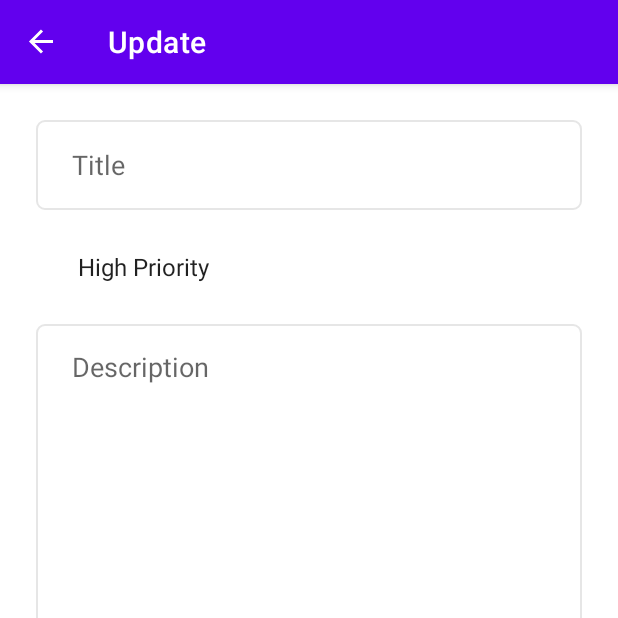
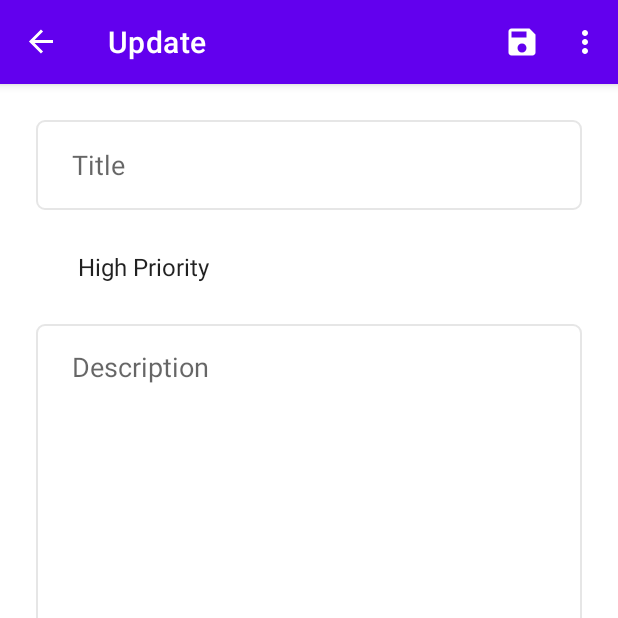
Before and after one commit to Ashish0077/ToDo_App_Android, an Android app: the UpdateFragment screen opened through its navigation route, on a phone screen of 412 x 824 dp, the top half of it. Run offline under Robolectric (Android 15) with nearby library versions, the phone set to English and light mode, and no system bars; our stand-ins replace navigation-ui.

Commit message:
UpdateFragment and AddFragment menu added
Signed-off-by: Ashish Arora <ashish007722@gmail.com>

```diff
--- a/app/src/main/java/com/example/todoapp/fragments/update/UpdateFragment.kt
+++ b/app/src/main/java/com/example/todoapp/fragments/update/UpdateFragment.kt
@@ -1,10 +1,8 @@
 package com.example.todoapp.fragments.update
 
 import android.os.Bundle
+import android.view.*
 import androidx.fragment.app.Fragment
-import android.view.LayoutInflater
-import android.view.View
-import android.view.ViewGroup
 import com.example.todoapp.R
 
 class UpdateFragment : Fragment() {
@@ -13,6 +11,12 @@ class UpdateFragment : Fragment() {
         savedInstanceState: Bundle?
     ): View? {
         // Inflate the layout for this fragment
-        return inflater.inflate(R.layout.fragment_update, container, false)
+        val view = inflater.inflate(R.layout.fragment_update, container, false)
+        setHasOptionsMenu(true)
+        return view
+    }
+
+    override fun onCreateOptionsMenu(menu: Menu, inflater: MenuInflater) {
+        inflater.inflate(R.menu.update_fragment_menu, menu)
     }
 }
--- /dev/null
+++ b/app/src/main/res/drawable/ic_save.xml
@@ -0,0 +1,10 @@
+<vector xmlns:android="http://schemas.android.com/apk/res/android"
+    android:width="24dp"
+    android:height="24dp"
+    android:viewportWidth="24"
+    android:viewportHeight="24"
+    android:tint="?attr/colorControlNormal">
+  <path
+      android:fillColor="@android:color/white"
+      android:pathData="M17,3L5,3c-1.11,0 -2,0.9 -2,2v14c0,1.1 0.89,2 2,2h14c1.1,0 2,-0.9 2,-2L21,7l-4,-4zM12,19c-1.66,0 -3,-1.34 -3,-3s1.34,-3 3,-3 3,1.34 3,3 -1.34,3 -3,3zM15,9L5,9L5,5h10v4z"/>
+</vector>
--- /dev/null
+++ b/app/src/main/res/menu/update_fragment_menu.xml
@@ -0,0 +1,15 @@
+<?xml version="1.0" encoding="utf-8"?>
+<menu xmlns:app="http://schemas.android.com/apk/res-auto"
+    xmlns:android="http://schemas.android.com/apk/res/android">
+
+    <item
+        android:id="@+id/menu_save"
+        android:title="@string/save"
+        android:icon="@drawable/ic_save"
+        android:iconTint="@color/white"
+        app:showAsAction="ifRoom"/>
+
+    <item
+        android:id="@+id/menu_delete"
+        android:title="@string/delete" />
+</menu>
--- a/app/src/main/res/values/strings.xml
+++ b/app/src/main/res/values/strings.xml
@@ -8,6 +8,9 @@
     <string name="priority_high">Priority High</string>
     <string name="priority_low">Priority Low</string>
     <string name="delete_all">Delete All</string>
+    <string name="add">Add</string>
+    <string name="save">Save</string>
+    <string name="delete">Delete</string>
 
     <string-array name="priorities">
         <item>High Priority</item>
```
Also changed, not shown: app/src/main/java/com/example/todoapp/fragments/add/AddFragment.kt (+10 -4 lines), app/src/main/res/drawable/ic_check.xml (added, +10 -0 lines), app/src/main/res/menu/add_fragment_menu.xml (added, +11 -0 lines).
